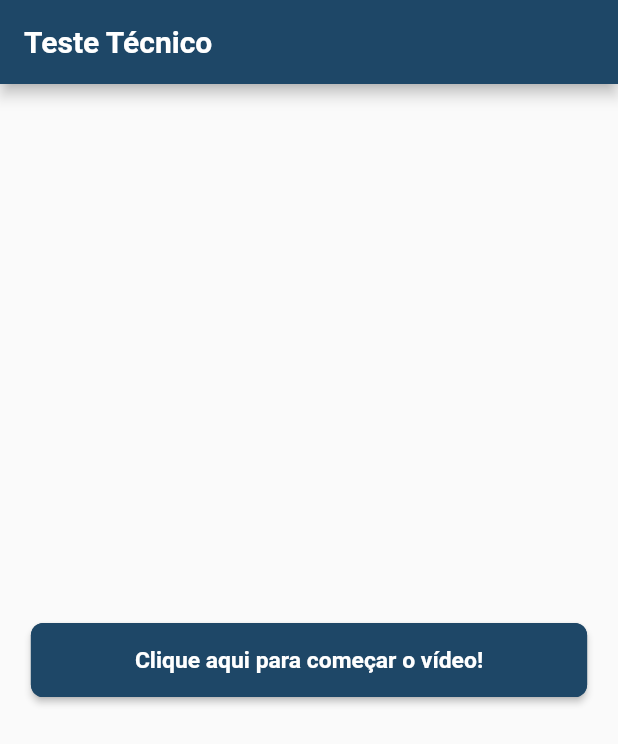
After one commit to WilliamDCGomes/teste-tecnico, a Flutter app: the MainMenuPage screen opened directly, on a phone screen of 412 x 824 dp. The commit adds this screen. Shown: the top 744 px of the screen. Run offline on Flutter 3.47's test engine with Material 2 defaults, Android fonts, the light colour scheme and no system bars; our stand-ins replace get, lottie, responsive_sizer, shared_preferences, video_player; accounts and stored records are empty.

Commit message:
Adicionado visualização da url e icone de fullscreen no vídeo

```diff
--- /dev/null
+++ b/lib/app/modules/mainMenu/controller/main_menu_controller.dart
@@ -0,0 +1,61 @@
+import 'package:flutter/material.dart';
+import 'package:flutter/services.dart';
+import 'package:get/get.dart';
+import 'package:teste_tecnico/base/services/video_service.dart';
+import '../../../../base/services/interface/ivideo_service.dart';
+import '../../../utils/sharedWidgets/loading_with_success_or_error_widget.dart';
+import '../../../utils/sharedWidgets/popups/information_popup.dart';
+import '../../../utils/sharedWidgets/video_player_widget.dart';
+
+class MainMenuController extends GetxController {
+  late Rx<String?> videoLink;
+  late IVideoService _videoService;
+  late LoadingWithSuccessOrErrorWidget loadingWithSuccessOrErrorWidget;
+
+  MainMenuController() {
+    _initializeVariables();
+  }
+
+  _initializeVariables() {
+    videoLink = "".obs;
+    _videoService = VideoService();
+    loadingWithSuccessOrErrorWidget = LoadingWithSuccessOrErrorWidget();
+  }
+
+  Future<void> openVideo() async {
+    await loadingWithSuccessOrErrorWidget.startAnimation();
+    videoLink.value = await _getVideoFile();
+    if (loadingWithSuccessOrErrorWidget.animationController.isAnimating) await loadingWithSuccessOrErrorWidget.stopAnimation(justLoading: true);
+
+    if (videoLink.value != null) {
+      await SystemChrome.setEnabledSystemUIMode(
+        SystemUiMode.manual,
+        overlays: [],
+      );
+      await Get.to(() => VideoPlayerWidget(
+        videoLink: videoLink.value!,
+      ));
+      await SystemChrome.setEnabledSystemUIMode(
+        SystemUiMode.manual,
+        overlays: SystemUiOverlay.values,
+      );
+    }
+  }
+
+  Future<String?> _getVideoFile() async {
+    try {
+      return await _videoService.getVideo();
+    } catch (_) {
+      await showDialog(
+        context: Get.context!,
+        barrierDismissible: false,
+        builder: (BuildContext context) {
+          return const InformationPopup(
+            warningMessage: "Erro ao abrir o vídeo.",
+          );
+        },
+      );
+      return null;
+    }
+  }
+}
--- /dev/null
+++ b/lib/app/modules/mainMenu/page/main_menu_page.dart
@@ -0,0 +1,65 @@
+import 'package:flutter/material.dart';
+import 'package:get/instance_manager.dart';
+import 'package:responsive_sizer/responsive_sizer.dart';
+import 'package:teste_tecnico/app/utils/sharedWidgets/button_widget.dart';
+import 'package:teste_tecnico/app/utils/sharedWidgets/text_widget.dart';
+import '../../../utils/helpers/app_close_controller.dart';
+import '../../../utils/stylePages/app_colors.dart';
+import '../controller/main_menu_controller.dart';
+
+class MainMenuPage extends StatelessWidget {
+  final MainMenuController controller = Get.put(MainMenuController());
+
+  MainMenuPage({Key? key}) : super(key: key);
+
+  @override
+  Widget build(BuildContext context) {
+    return WillPopScope(
+      onWillPop: () async {
+        return AppCloseController.verifyCloseScreen();
+      },
+      child: SafeArea(
+        child: Material(
+          child: Stack(
+            children: [
+              Scaffold(
+                appBar: AppBar(
+                  title: const TextWidget(
+                    "Teste Técnico",
+                    fontWeight: FontWeight.w600,
+                  ),
+                ),
+                body: Padding(
+                  padding: EdgeInsets.symmetric(horizontal: 5.w),
+                  child: Column(
+                    mainAxisAlignment: MainAxisAlignment.center,
+                    crossAxisAlignment: CrossAxisAlignment.stretch,
+                    children: [
+                      if(controller.videoLink.value != null && controller.videoLink.value != "")
+                        Padding(
+                          padding: EdgeInsets.only(bottom: 2.h),
+                          child: TextWidget(
+                            "URL: ${controller.videoLink.value}",
+                            textColor: AppColors.blackColor,
+                            fontWeight: FontWeight.w600,
+                            maxLines: 5,
+                          ),
+                        ),
+                      ButtonWidget(
+                        hintText: "Clique aqui para começar o vídeo!",
+                        fontWeight: FontWeight.bold,
+                        widthButton: 75.w,
+                        onPressed: () async => controller.openVideo(),
+                      ),
+                    ],
+                  ),
+                ),
+              ),
+              controller.loadingWithSuccessOrErrorWidget,
+            ],
+          ),
+        ),
+      ),
+    );
+  }
+}
--- a/lib/app/utils/helpers/format_numbers.dart
+++ b/lib/app/utils/helpers/format_numbers.dart
@@ -6,13 +6,13 @@ class FormatNumbers {
     if (minutes < 10) {
       formatedMinutes += "0$minutes";
     } else {
-      formatedMinutes += minutes.toString();
+      formatedMinutes += minutes.toString().substring(0, 2);
     }
 
     if (seconds < 10) {
       formatedSeconds += "0$seconds";
     } else {
-      formatedSeconds += seconds.toString();
+      formatedSeconds += seconds.toString().substring(0, 2);
     }
 
     return "$formatedMinutes:$formatedSeconds";
--- a/lib/base/services/interface/ivideo_service.dart
+++ b/lib/base/services/interface/ivideo_service.dart
@@ -1,5 +1,3 @@
-import 'dart:io';
-
 abstract class IVideoService {
-  Future<File?> getVideo();
+  Future<String?> getVideo();
 }
--- a/lib/base/services/video_service.dart
+++ b/lib/base/services/video_service.dart
@@ -1,10 +1,9 @@
-import 'dart:io';
 import 'base/base_service.dart';
 import 'interface/ivideo_service.dart';
 
 class VideoService extends BaseService implements IVideoService {
   @override
-  Future<File?> getVideo() async {
+  Future<String?> getVideo() async {
     try {
       final token = await getToken();
       final url = '${baseUrlApi}video/bunny.mp4';
@@ -12,8 +11,7 @@ class VideoService extends BaseService implements IVideoService {
 
       if (hasErrorResponse(response)) throw Exception();
 
-      print(response.body);
-      return null;
+      return response.body["url"];
     } catch (_) {
       return null;
     }
```
Also changed, not shown: lib/app/modules/login/controller/login_controller.dart (+5 -57 lines), lib/app/modules/login/page/login_page.dart (+4 -3 lines), lib/app/utils/sharedWidgets/video_player_widget.dart (+34 -8 lines), 1 other file.
